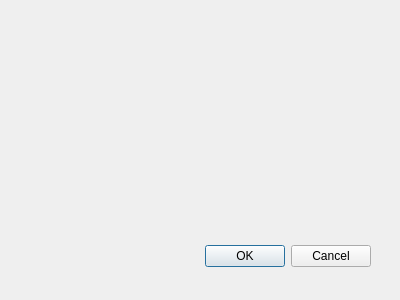
Qt form src/DialogLoadGribMeteoFrance.ui (theeko74/zyGrib) before a commit.
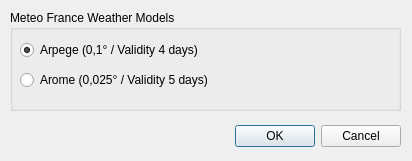
The same form after that commit.

Commit message: Implementation of MeteoFrance GRIB downloader

The edit to the form file:
```diff
--- a/src/DialogLoadGribMeteoFrance.ui
+++ b/src/DialogLoadGribMeteoFrance.ui
@@ -8,19 +8,19 @@
    <rect>
     <x>0</x>
     <y>0</y>
-    <width>400</width>
-    <height>300</height>
+    <width>412</width>
+    <height>161</height>
    </rect>
   </property>
   <property name="windowTitle">
    <string>Dialog</string>
   </property>
-  <widget name="buttonBox" class="QDialogButtonBox">
+  <widget class="QDialogButtonBox" name="buttonCancelOK">
    <property name="geometry">
     <rect>
-     <x>30</x>
-     <y>240</y>
-     <width>341</width>
+     <x>10</x>
+     <y>120</y>
+     <width>391</width>
      <height>32</height>
     </rect>
    </property>
@@ -31,6 +31,48 @@
     <set>QDialogButtonBox::Cancel|QDialogButtonBox::Ok</set>
    </property>
   </widget>
+  <widget class="QGroupBox" name="groupBox">
+   <property name="geometry">
+    <rect>
+     <x>10</x>
+     <y>10</y>
+     <width>391</width>
+     <height>101</height>
+    </rect>
+   </property>
+   <property name="title">
+    <string>Meteo France Weather Models</string>
+   </property>
+   <widget class="QRadioButton" name="radioArpege">
+    <property name="geometry">
+     <rect>
+      <x>10</x>
+      <y>30</y>
+      <width>261</width>
+      <height>20</height>
+     </rect>
+    </property>
+    <property name="text">
+     <string>Arpege (0,1° / Validity 4 days)</string>
+    </property>
+    <property name="checked">
+     <bool>true</bool>
+    </property>
+   </widget>
+   <widget class="QRadioButton" name="radioArome">
+    <property name="geometry">
+     <rect>
+      <x>10</x>
+      <y>60</y>
+      <width>231</width>
+      <height>20</height>
+     </rect>
+    </property>
+    <property name="text">
+     <string>Arome (0,025° / Validity 5 days)</string>
+    </property>
+   </widget>
+  </widget>
  </widget>
  <pixmapfunction/>
  <resources/>
```
Left out of the diff: 30 changed lines with no effect on the pictures. The commit also changes 10 other files.
